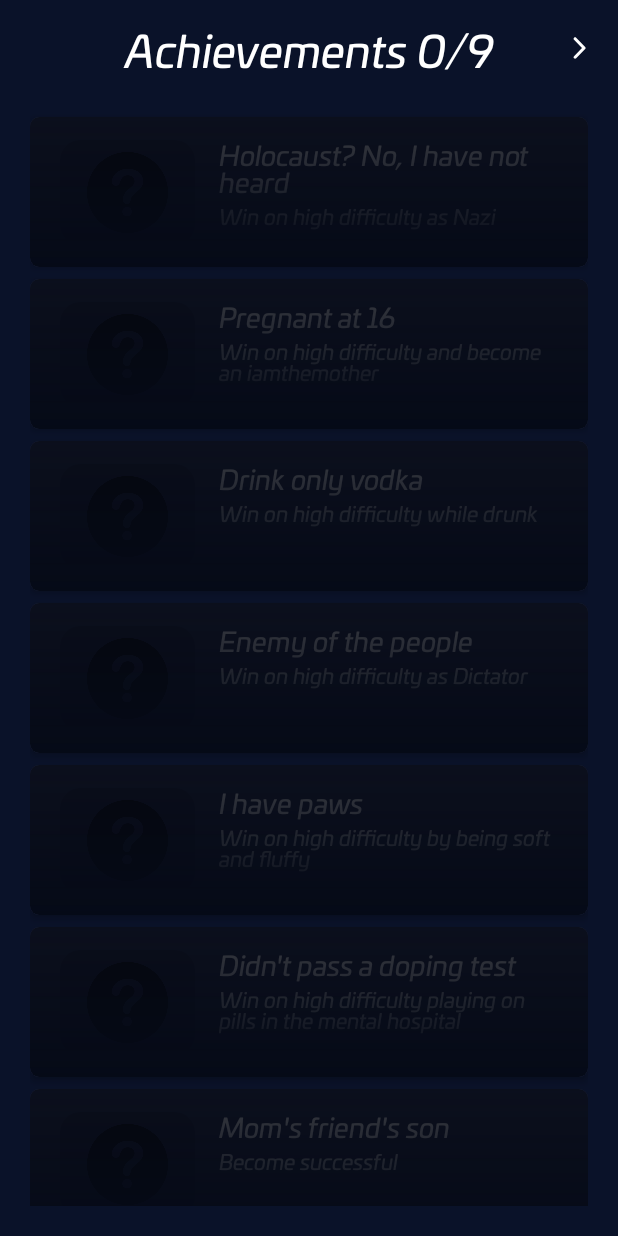
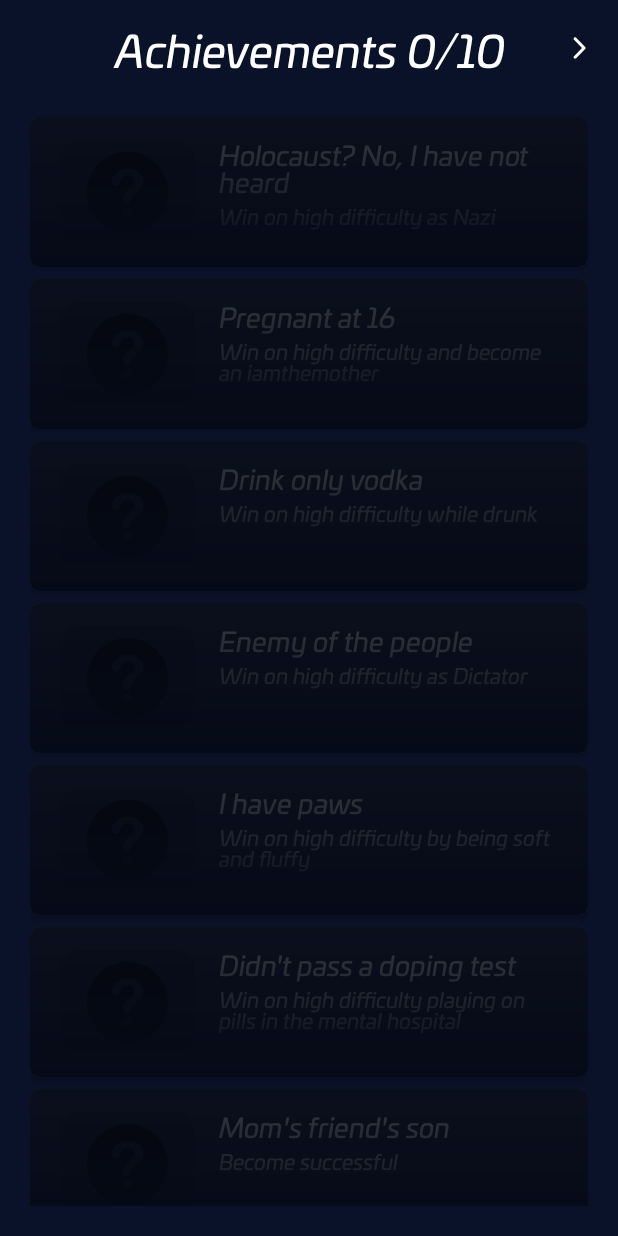
Before and after one commit to Napoleon-Hub/BaseProject-MVI, an Android app: the AchievementsFragment screen opened through its navigation route, on a phone screen of 412 x 824 dp. Run offline under Robolectric (Android 15) with nearby library versions, the light colour scheme and no system bars; our stand-ins replace Dagger/Hilt's generated code, Room's generated code.

Commit message:
New achieve

```diff
--- a/app/src/main/java/com/baseproject/data/prefs/PrefsEntity.kt
+++ b/app/src/main/java/com/baseproject/data/prefs/PrefsEntity.kt
@@ -16,7 +16,7 @@ class PrefsEntity @Inject constructor(@ApplicationContext val ctx: Context) {
     var status by activeEnum(SocialStatus.ALCOHOLIC) { SocialStatus.valueOf(it) }
     var difficulty by activeEnum(Difficulty.WEAKLING) { Difficulty.valueOf(it) }
     var truth by activeBoolean(false)
-    val achievementsCount by activeInt(9)
+    val achievementsCount by activeInt(10)
     var achievementsReceived by activeInt(0)
 
     var firstBeCoolDialog by activeBoolean(true)
--- a/app/src/main/java/com/baseproject/utils/Constants.kt
+++ b/app/src/main/java/com/baseproject/utils/Constants.kt
@@ -1,8 +1,10 @@
 package com.baseproject.utils
 
-const val WIN_SCORE = 140
+const val WIN_WEAKLING_SCORE = 210
+const val WIN_TERMINATOR_SCORE = 140
 const val TIME_OUT = 10L
 const val MAX_FIELD_LENGTH = 50
 
 const val ACHIEVE_LOSER_ID = "Loser"
 const val ACHIEVE_TRUTH_ID = "Truth"
+const val ACHIEVE_WEAKLING_ID = "Weakling"
--- a/app/src/main/res/values/strings.xml
+++ b/app/src/main/res/values/strings.xml
@@ -52,6 +52,7 @@
         <item>eight</item>
         <item>nine</item>
     </string-array>
+    <string name="game_score">%d scores</string>
     <string name="game_win_title">Have you won?</string>
     <string name="game_win_alcoholic_description">You won, of course, but instead of playing you\'d better go Alcoholics Anonymous and get some medical treatment</string>
     <string name="game_win_pregnant_description">This is a victory, but if you are a pregnant guy, I advise you to see a doctor in Novinki.</string>
@@ -90,6 +91,8 @@
     <string name="achievements_loser_description">Lose in disgrace</string>
     <string name="achievements_truth_title">Truth can be cruel</string>
     <string name="achievements_truth_description">Accept truth and it\'ll stay with you forever</string>
+    <string name="achievements_weakling_title">Easy win</string>
+    <string name="achievements_weakling_description">Win on easy difficulty as a weakling</string>
     <string name="achievements_dialog_be_cool_title">Be cool</string>
     <string name="achievements_dialog_be_cool_description">If you get all the achievements in this game, you can quit the company.
         Or is it just an attempt to make you play?</string>
@@ -97,7 +100,7 @@
     <string name="achievements_toast_text">You have a new achievement!</string>
 
     <!-- Share Phrase -->
-    <string name="generator_nazi">Difficulty: %1$s. I scored %2$d points in this damn game and became the hero of my nation. And in this stinking country, i showed the ridge and that\'s it, they put me on a bottle.</string>
+    <string name="generator_nazi">Difficulty: %1$s. I scored %2$d points in this damn game and became the hero of my nation. And in this stinking country, i showed the ridge and that\'s it, they put me on the bottle.</string>
     <string name="generator_pregnant">Difficulty: %1$s. I have %2$d points in this game and in my opinion everyone should envy my speed! Especially my partner, who did not have enough speed to stick out in time.</string>
     <string name="generator_alcoholic">Difficulty: %1$s. I have %2$d points and I have no idea what that means, because in sorrow and in joy I drink. Let\'s go for a drink, huh?</string>
     <string name="generator_lukashenka">Difficulty: %1$s. I got %2$d points and I can say one thing! There are no viruses in this game, you haven\'t noticed that they fly, do you? Nope, and I don\'t see either.</string>
```
Also changed, not shown: app/src/main/java/com/baseproject/view/ui/game/GameFragment.kt (+13 -7 lines), app/src/main/java/com/baseproject/view/ui/game/GameViewModel.kt (+11 -2 lines), app/src/main/java/com/baseproject/view/ui/user/UserFragment.kt (+5 -2 lines), app/src/main/res/drawable/img_weakling.jpg (added), 1 other file.
